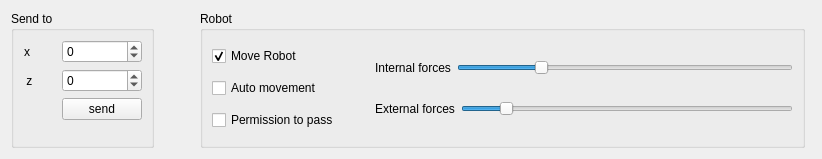
Old version of the form components/newSocialNavigationAgent/src/mainUI.ui in the repository robocomp/robocomp-viriato.
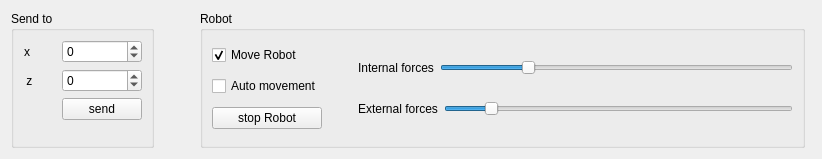
New version of the form.

```diff
--- a/components/newSocialNavigationAgent/src/mainUI.ui
+++ b/components/newSocialNavigationAgent/src/mainUI.ui
@@ -140,9 +140,9 @@
          </widget>
         </item>
         <item>
-         <widget class="QCheckBox" name="permission_checkbox">
+         <widget class="QPushButton" name="stopRobot_button">
           <property name="text">
-           <string>Permission to pass</string>
+           <string>stop Robot</string>
           </property>
          </widget>
         </item>
```
